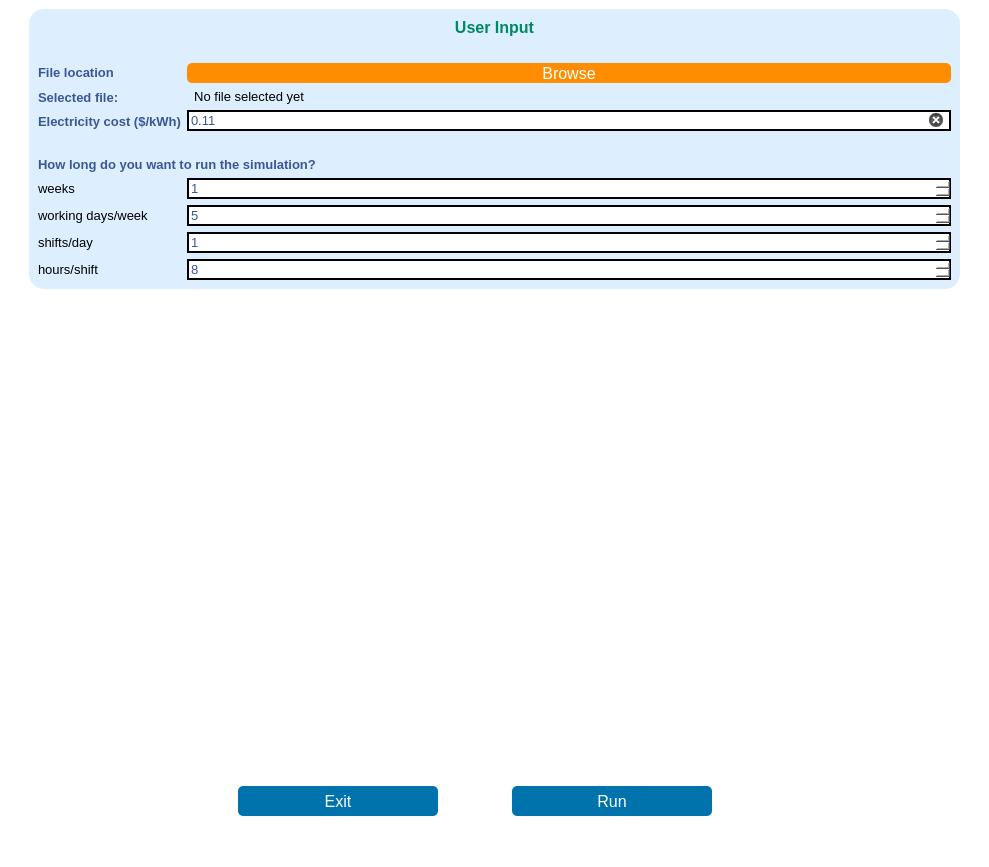
Before: the Qt Designer form CMAT/process_model_input_window.ui in IdahoLabResearch/CMAT, drawn with Qt 5.
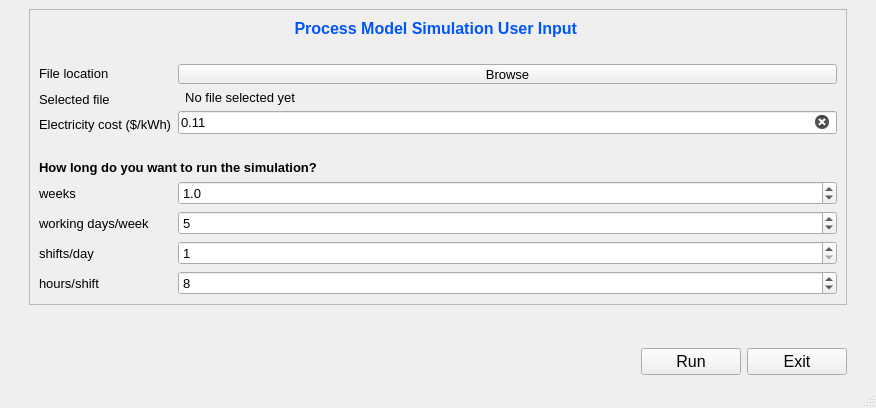
After: the same form once the commit is applied.

Diff of the .ui file:
```diff
--- a/CMAT/process_model_input_window.ui
+++ b/CMAT/process_model_input_window.ui
@@ -6,10 +6,17 @@
    <rect>
     <x>0</x>
     <y>0</y>
-    <width>989</width>
-    <height>867</height>
+    <width>876</width>
+    <height>408</height>
    </rect>
   </property>
+  <property name="font">
+   <font>
+    <pointsize>12</pointsize>
+    <weight>50</weight>
+    <bold>false</bold>
+   </font>
+  </property>
   <property name="windowTitle">
    <string>Process Modeling</string>
   </property>
@@ -17,44 +24,98 @@
    <double>1.000000000000000</double>
   </property>
   <property name="styleSheet">
-   <string notr="true">background-color: rgb(255, 255, 255);
-color: #3A5795;
-</string>
+   <string notr="true"/>
   </property>
   <widget class="QWidget" name="centralwidget">
    <layout class="QGridLayout" name="gridLayout_2">
-    <item row="1" column="0" rowspan="2">
-     <spacer name="verticalSpacer_2">
-      <property name="orientation">
-       <enum>Qt::Vertical</enum>
-      </property>
-      <property name="sizeHint" stdset="0">
-       <size>
-        <width>20</width>
-        <height>40</height>
-       </size>
-      </property>
-     </spacer>
-    </item>
-    <item row="1" column="2" rowspan="2">
-     <spacer name="verticalSpacer_3">
-      <property name="orientation">
-       <enum>Qt::Vertical</enum>
-      </property>
-      <property name="sizeHint" stdset="0">
-       <size>
-        <width>20</width>
-        <height>40</height>
-       </size>
-      </property>
-     </spacer>
-    </item>
     <item row="1" column="1">
+     <layout class="QVBoxLayout" name="verticalLayout">
+      <item>
+       <spacer name="verticalSpacer">
+        <property name="orientation">
+         <enum>Qt::Vertical</enum>
+        </property>
+        <property name="sizeHint" stdset="0">
+         <size>
+          <width>20</width>
+          <height>118</height>
+         </size>
+        </property>
+       </spacer>
+      </item>
+      <item>
+       <layout class="QHBoxLayout" name="horizontalLayout_4">
+        <item>
+         <spacer name="horizontalSpacer_3">
+          <property name="orientation">
+           <enum>Qt::Horizontal</enum>
+          </property>
+          <property name="sizeHint" stdset="0">
+           <size>
+            <width>138</width>
+            <height>20</height>
+           </size>
+          </property>
+         </spacer>
+        </item>
+        <item>
+         <widget class="QPushButton" name="run_btn">
+          <property name="minimumSize">
+           <size>
+            <width>100</width>
+            <height>0</height>
+           </size>
+          </property>
+          <property name="font">
+           <font>
+            <family>Arial</family>
+            <pointsize>12</pointsize>
+            <weight>50</weight>
+            <italic>false</italic>
+            <bold>false</bold>
+           </font>
+          </property>
+          <property name="styleSheet">
+           <string notr="true"/>
+          </property>
+          <property name="text">
+           <string>Run</string>
+          </property>
+         </widget>
+        </item>
+        <item>
+         <widget class="QPushButton" name="exit_btn">
+          <property name="minimumSize">
+           <size>
+            <width>100</width>
+            <height>0</height>
+           </size>
+          </property>
+          <property name="font">
+           <font>
+            <family>Arial</family>
+            <pointsize>12</pointsize>
+            <weight>50</weight>
+            <italic>false</italic>
+            <bold>false</bold>
+           </font>
+          </property>
+          <property name="styleSheet">
+           <string notr="true"/>
+          </property>
+          <property name="text">
+           <string>Exit</string>
+          </property>
+         </widget>
+        </item>
+       </layout>
+      </item>
+     </layout>
+    </item>
+    <item row="0" column="1">
      <widget class="QFrame" name="frame_2">
       <property name="styleSheet">
-       <string notr="true">border-color: rgb(255, 255, 255);
-background-color: rgb(221, 239, 255);
-border-radius: 15px;</string>
+       <string notr="true"/>
       </property>
       <property name="frameShape">
        <enum>QFrame::StyledPanel</enum>
@@ -70,14 +131,12 @@
            <property name="font">
             <font>
              <pointsize>10</pointsize>
-             <weight>75</weight>
-             <bold>true</bold>
+             <weight>50</weight>
+             <bold>false</bold>
             </font>
            </property>
            <property name="styleSheet">
-            <string notr="true">border :0px solid;
-border-color: rgb(255, 255, 255);
-background-color: rgb(221, 239, 255);</string>
+            <string notr="true"/>
            </property>
            <property name="text">
             <string>File location</string>
@@ -89,17 +148,15 @@
            <property name="font">
             <font>
              <pointsize>10</pointsize>
-             <weight>75</weight>
-             <bold>true</bold>
+             <weight>50</weight>
+             <bold>false</bold>
             </font>
            </property>
            <property name="styleSheet">
-            <string notr="true">border :0px solid;
-border-color: rgb(255, 255, 255);
-background-color: rgb(221, 239, 255);</string>
+            <string notr="true"/>
            </property>
            <property name="text">
-            <string>Selected file: </string>
+            <string>Selected file</string>
            </property>
           </widget>
          </item>
@@ -108,14 +165,12 @@
            <property name="font">
             <font>
              <pointsize>10</pointsize>
-             <weight>75</weight>
-             <bold>true</bold>
+             <weight>50</weight>
+             <bold>false</bold>
             </font>
            </property>
            <property name="styleSheet">
-            <string notr="true">border :0px solid;
-border-color: rgb(255, 255, 255);
-background-color: rgb(221, 239, 255);</string>
+            <string notr="true"/>
            </property>
            <property name="text">
             <string>Electricity cost ($/kWh)</string>
@@ -137,20 +192,14 @@
            <property name="font">
             <font>
              <family>Arial</family>
-             <pointsize>12</pointsize>
-             <weight>9</weight>
+             <pointsize>10</pointsize>
+             <weight>50</weight>
              <italic>false</italic>
              <bold>false</bold>
             </font>
            </property>
            <property name="styleSheet">
-            <string notr="true">color: rgb(255, 255, 255);
-font: 75 12pt &quot;Arial&quot;;
-border :0px solid;
-border-color: rgb(255, 255, 255);
-background-color: rgb(255, 141, 2);
-border-radius: 5px;
-</string>
+            <string notr="true"/>
            </property>
            <property name="text">
             <string>Browse</string>
@@ -165,10 +214,7 @@
             </font>
            </property>
            <property name="styleSheet">
-            <string notr="true">color: rgb(0, 0, 0);
-border :0px solid;
-border-color: rgb(255, 255, 255);
-background-color: rgb(221, 239, 255);</string>
+            <string notr="true"/>
            </property>
            <property name="text">
             <string>  No file selected yet</string>
@@ -186,8 +232,7 @@
             </font>
            </property>
            <property name="styleSheet">
-            <string notr="true">border :1.5px solid;
-background-color: rgb(255, 255, 255);</string>
+            <string notr="true"/>
            </property>
            <property name="text">
             <string>0.11</string>
@@ -202,7 +247,7 @@
        <item row="4" column="1">
         <layout class="QVBoxLayout" name="verticalLayout_4">
          <item>
-          <widget class="QSpinBox" name="spin_box_weeks">
+          <widget class="QDoubleSpinBox" name="spin_box_weeks">
            <property name="font">
             <font>
              <pointsize>10</pointsize>
@@ -212,18 +257,19 @@
             <bool>true</bool>
            </property>
            <property name="styleSheet">
-            <string notr="true">border :1.5px solid;
-background-color: rgb(255, 255, 255);
-font: 10pt &quot;MS Shell Dlg 2&quot;;</string>
+            <string notr="true"/>
+           </property>
+           <property name="decimals">
+            <number>1</number>
            </property>
            <property name="minimum">
-            <number>1</number>
+            <double>0.100000000000000</double>
            </property>
            <property name="maximum">
-            <number>500</number>
+            <double>500.000000000000000</double>
            </property>
            <property name="value">
-            <number>1</number>
+            <double>1.000000000000000</double>
            </property>
           </widget>
          </item>
@@ -238,9 +284,7 @@
             <bool>true</bool>
            </property>
            <property name="styleSheet">
-            <string notr="true">border :1.5px solid;
-background-color: rgb(255, 255, 255);
-font: 10pt &quot;MS Shell Dlg 2&quot;;</string>
+            <string notr="true"/>
            </property>
            <property name="minimum">
             <number>1</number>
@@ -264,9 +308,7 @@
             <bool>true</bool>
            </property>
            <property name="styleSheet">
-            <string notr="true">border :1.5px solid;
-background-color: rgb(255, 255, 255);
-font: 10pt &quot;MS Shell Dlg 2&quot;;</string>
+            <string notr="true"/>
            </property>
            <property name="minimum">
             <number>1</number>
@@ -290,9 +332,7 @@
             <bool>true</bool>
            </property>
            <property name="styleSheet">
-            <string notr="true">border :1.5px solid;
-background-color: rgb(255, 255, 255);
-font: 10pt &quot;MS Shell Dlg 2&quot;;</string>
+            <string notr="true"/>
            </property>
            <property name="minimum">
             <number>1</number>
@@ -335,7 +375,7 @@
             <string/>
            </property>
            <property name="styleSheet">
-            <string notr="true">background-color: rgb(221, 239, 255);</string>
+            <string notr="true"/>
            </property>
            <property name="text">
             <string>How long do you want to run the simulation?</string>
@@ -356,8 +396,7 @@
             </font>
            </property>
            <property name="styleSheet">
-            <string notr="true">background-color: rgb(221, 239, 255);
-color: rgb(0, 0, 0);</string>
+            <string notr="true"/>
            </property>
            <property name="text">
             <string>weeks</string>
@@ -374,8 +413,7 @@
             </font>
            </property>
            <property name="styleSheet">
-            <string notr="true">background-color: rgb(221, 239, 255);
-color: rgb(0, 0, 0);</string>
+            <string notr="true"/>
            </property>
            <property name="text">
             <string>working days/week</string>
@@ -392,8 +430,7 @@
             </font>
            </property>
            <property name="styleSheet">
-            <string notr="true">background-color: rgb(221, 239, 255);
-color: rgb(0, 0, 0);</string>
+            <string notr="true"/>
            </property>
            <property name="text">
             <string>shifts/day</string>
@@ -410,8 +447,7 @@
             </font>
            </property>
            <property name="styleSheet">
-            <string notr="true">background-color: rgb(221, 239, 255);
-color: rgb(0, 0, 0);</string>
+            <string notr="true"/>
            </property>
            <property name="text">
             <string>hours/shift</string>
@@ -431,14 +467,10 @@
           </font>
          </property>
          <property name="styleSheet">
-          <string notr="true">border :0px solid;
-border-color: rgb(255, 255, 255);
-background-color: rgb(221, 239, 255);
-color: rgb(0, 135, 99);
-</string>
+          <string notr="true">color: rgb(0, 85, 255);</string>
          </property>
          <property name="text">
-          <string>User Input</string>
+          <string>Process Model Simulation User Input </string>
          </property>
          <property name="alignment">
           <set>Qt::AlignCenter</set>
@@ -461,138 +493,28 @@
       </layout>
      </widget>
     </item>
-    <item row="2" column="1">
-     <layout class="QVBoxLayout" name="verticalLayout">
-      <item>
-       <spacer name="verticalSpacer">
-        <property name="orientation">
-         <enum>Qt::Vertical</enum>
-        </property>
-        <property name="sizeHint" stdset="0">
-         <size>
-          <width>20</width>
-          <height>118</height>
-         </size>
-        </property>
-       </spacer>
-      </item>
-      <item>
-       <layout class="QHBoxLayout" name="horizontalLayout_4">
-        <item>
-         <spacer name="horizontalSpacer_3">
-          <property name="orientation">
-           <enum>Qt::Horizontal</enum>
-          </property>
-          <property name="sizeHint" stdset="0">
-           <size>
-            <width>138</width>
-            <height>20</height>
-           </size>
-          </property>
-         </spacer>
-        </item>
-        <item>
-         <widget class="QPushButton" name="exit_btn">
-          <property name="minimumSize">
-           <size>
-            <width>200</width>
-            <height>30</height>
-           </size>
-          </property>
-          <property name="font">
-           <font>
-            <family>Arial</family>
-            <pointsize>12</pointsize>
-            <weight>9</weight>
-            <italic>false</italic>
-            <bold>false</bold>
-           </font>
-          </property>
-          <property name="styleSheet">
-           <string notr="true">color: rgb(255, 255, 255);
-font: 75 12pt &quot;Arial&quot;;
-border :0px solid;
-border-color: rgb(255, 255, 255);
-background-color: rgb(0, 115, 173);
-border-radius: 5px;</string>
-          </property>
-          <property name="text">
-           <string>Exit</string>
-          </property>
-         </widget>
-        </item>
-        <item>
-         <spacer name="horizontalSpacer_2">
-          <property name="orientation">
-           <enum>Qt::Horizontal</enum>
-          </property>
-          <property name="sizeType">
-           <enum>QSizePolicy::Preferred</enum>
-          </property>
-          <property name="sizeHint" stdset="0">
-           <size>
-            <width>68</width>
-            <height>20</height>
-           </size>
-          </property>
-         </spacer>
-        </item>
-        <item>
-         <widget class="QPushButton" name="run_btn">
-          <property name="minimumSize">
-           <size>
-            <width>200</width>
-            <height>30</height>
-           </size>
-          </property>
-          <property name="font">
-           <font>
-            <family>Arial</family>
-            <pointsize>12</pointsize>
-            <weight>9</weight>
-            <italic>false</italic>
-            <bold>false</bold>
-           </font>
-          </property>
-          <property name="styleSheet">
-           <string notr="true">color: rgb(255, 255, 255);
-font: 75 12pt &quot;Arial&quot;;
-border :0px solid;
-border-color: rgb(255, 255, 255);
-background-color: rgb(0, 115, 173);
-border-radius: 5px;</string>
-          </property>
-          <property name="text">
-           <string>Run</string>
-          </property>
-         </widget>
-        </item>
-        <item>
-         <spacer name="horizontalSpacer_4">
-          <property name="orientation">
-           <enum>Qt::Horizontal</enum>
-          </property>
-          <property name="sizeHint" stdset="0">
-           <size>
-            <width>248</width>
-            <height>20</height>
-           </size>
-          </property>
-         </spacer>
-        </item>
-       </layout>
-      </item>
-     </layout>
+    <item row="0" column="2" rowspan="2">
+     <spacer name="verticalSpacer_3">
+      <property name="orientation">
+       <enum>Qt::Vertical</enum>
+      </property>
+      <property name="sizeHint" stdset="0">
+       <size>
+        <width>20</width>
+        <height>40</height>
+       </size>
+      </property>
+     </spacer>
     </item>
-    <item row="3" column="1">
-     <spacer name="horizontalSpacer_6">
+    <item row="0" column="0" rowspan="2">
+     <spacer name="verticalSpacer_2">
       <property name="orientation">
-       <enum>Qt::Horizontal</enum>
+       <enum>Qt::Vertical</enum>
       </property>
       <property name="sizeHint" stdset="0">
        <size>
-        <width>40</width>
-        <height>20</height>
+        <width>20</width>
+        <height>40</height>
        </size>
       </property>
      </spacer>
```
Left out of the diff: 14 changed lines with no effect on the pictures.
